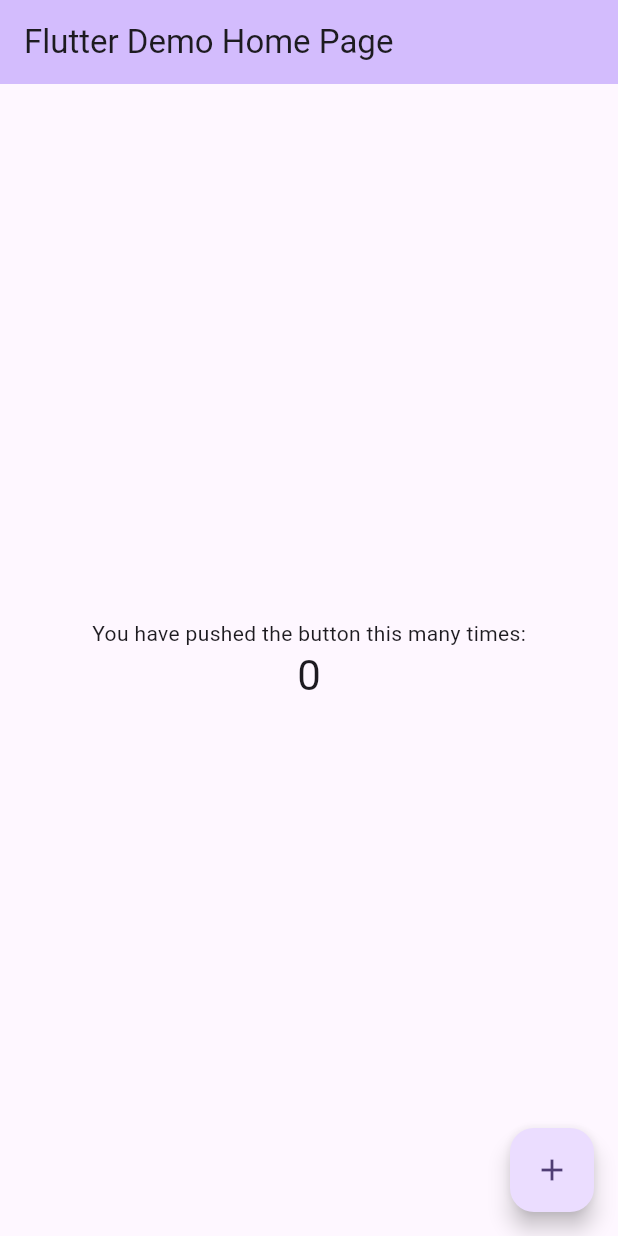
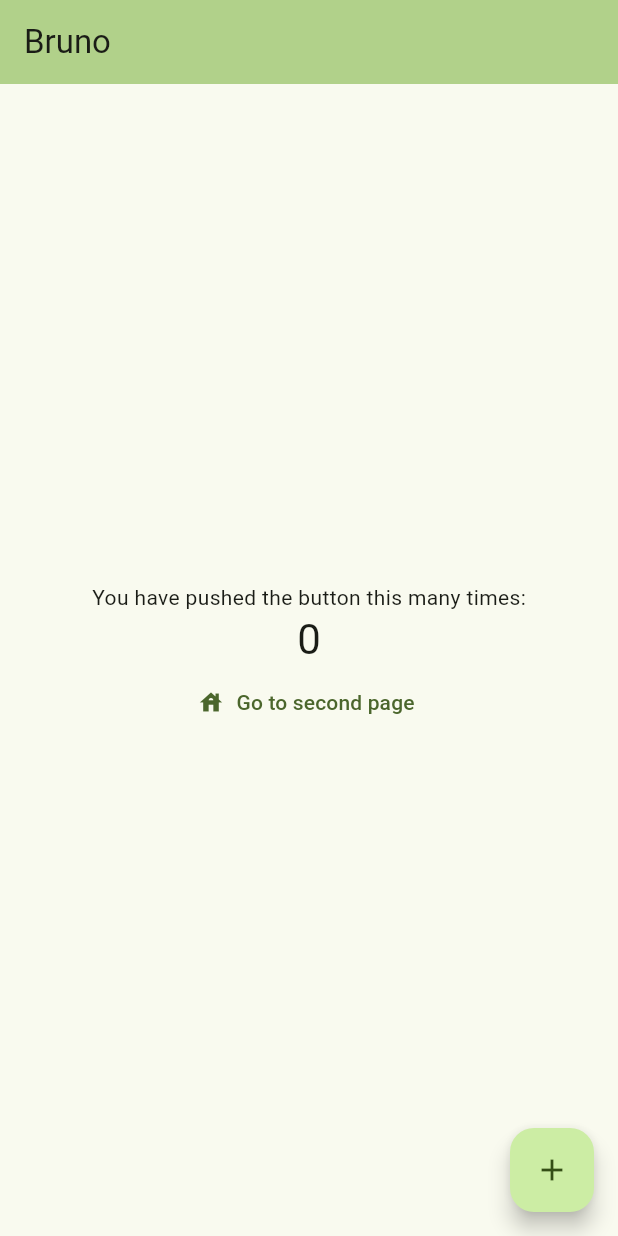
Before and after one commit to Relampago-Martins/learning-flutter, a Flutter app: the screen it shows after launch, on a phone screen of 412 x 824 dp. Run offline on Flutter 3.47's test engine with Material 3 defaults, Android fonts, the phone set to English and light mode, and no system bars.

Commit message:
feat: :sparkles: Testando routers do flutter.

```diff
--- a/primeiro_projeto/lib/main.dart
+++ b/primeiro_projeto/lib/main.dart
@@ -1,4 +1,6 @@
 import 'package:flutter/material.dart';
+import 'package:primeiro_projeto/pages/my_home_page.dart';
+import 'package:primeiro_projeto/pages/second.dart';
 
 void main() {
   runApp(const MyApp());
@@ -7,119 +9,21 @@ void main() {
 class MyApp extends StatelessWidget {
   const MyApp({super.key});
 
-  // This widget is the root of your application.
   @override
   Widget build(BuildContext context) {
     return MaterialApp(
+      routes: {
+        '/': (context) => const MyHomePage(title: 'Bruno'),
+        '/second': (context) => const SecondPage(),
+        '/third': (context) => const SecondPage(),
+      },
+      initialRoute: '/',
       title: 'Flutter Demo',
       theme: ThemeData(
-        // This is the theme of your application.
-        //
-        // TRY THIS: Try running your application with "flutter run". You'll see
-        // the application has a purple toolbar. Then, without quitting the app,
-        // try changing the seedColor in the colorScheme below to Colors.green
-        // and then invoke "hot reload" (save your changes or press the "hot
-        // reload" button in a Flutter-supported IDE, or press "r" if you used
-        // the command line to start the app).
-        //
-        // Notice that the counter didn't reset back to zero; the application
-        // state is not lost during the reload. To reset the state, use hot
-        // restart instead.
-        //
-        // This works for code too, not just values: Most code changes can be
-        // tested with just a hot reload.
-        colorScheme: ColorScheme.fromSeed(seedColor: Colors.deepPurple),
+        colorScheme: ColorScheme.fromSeed(seedColor: Colors.lightGreen),
         useMaterial3: true,
       ),
-      home: const MyHomePage(title: 'Flutter Demo Home Page'),
+      // home: const MyHomePage(title: 'Flutter Demo Home Page'),
     );
   }
 }
-
-class MyHomePage extends StatefulWidget {
-  const MyHomePage({super.key, required this.title});
-
-  // This widget is the home page of your application. It is stateful, meaning
-  // that it has a State object (defined below) that contains fields that affect
-  // how it looks.
-
-  // This class is the configuration for the state. It holds the values (in this
-  // case the title) provided by the parent (in this case the App widget) and
-  // used by the build method of the State. Fields in a Widget subclass are
-  // always marked "final".
-
-  final String title;
-
-  @override
-  State<MyHomePage> createState() => _MyHomePageState();
-}
-
-class _MyHomePageState extends State<MyHomePage> {
-  int _counter = 0;
-
-  void _incrementCounter() {
-    setState(() {
-      // This call to setState tells the Flutter framework that something has
-      // changed in this State, which causes it to rerun the build method below
-      // so that the display can reflect the updated values. If we changed
-      // _counter without calling setState(), then the build method would not be
-      // called again, and so nothing would appear to happen.
-      _counter++;
-    });
-  }
-
-  @override
-  Widget build(BuildContext context) {
-    // This method is rerun every time setState is called, for instance as done
-    // by the _incrementCounter method above.
-    //
-    // The Flutter framework has been optimized to make rerunning build methods
-    // fast, so that you can just rebuild anything that needs updating rather
-    // than having to individually change instances of widgets.
-    return Scaffold(
-      appBar: AppBar(
-        // TRY THIS: Try changing the color here to a specific color (to
-        // Colors.amber, perhaps?) and trigger a hot reload to see the AppBar
-        // change color while the other colors stay the same.
-        backgroundColor: Theme.of(context).colorScheme.inversePrimary,
-        // Here we take the value from the MyHomePage object that was created by
-        // the App.build method, and use it to set our appbar title.
-        title: Text(widget.title),
-      ),
-      body: Center(
-        // Center is a layout widget. It takes a single child and positions it
-        // in the middle of the parent.
-        child: Column(
-          // Column is also a layout widget. It takes a list of children and
-          // arranges them vertically. By default, it sizes itself to fit its
-          // children horizontally, and tries to be as tall as its parent.
-          //
-          // Column has various properties to control how it sizes itself and
-          // how it positions its children. Here we use mainAxisAlignment to
-          // center the children vertically; the main axis here is the vertical
-          // axis because Columns are vertical (the cross axis would be
-          // horizontal).
-          //
-          // TRY THIS: Invoke "debug painting" (choose the "Toggle Debug Paint"
-          // action in the IDE, or press "p" in the console), to see the
-          // wireframe for each widget.
-          mainAxisAlignment: MainAxisAlignment.center,
-          children: <Widget>[
-            const Text(
-              'You have pushed the button this many times:',
-            ),
-            Text(
-              '$_counter',
-              style: Theme.of(context).textTheme.headlineMedium,
-            ),
-          ],
-        ),
-      ),
-      floatingActionButton: FloatingActionButton(
-        onPressed: _incrementCounter,
-        tooltip: 'Increment',
-        child: const Icon(Icons.add),
-      ), // This trailing comma makes auto-formatting nicer for build methods.
-    );
-  }
-}
--- /dev/null
+++ b/primeiro_projeto/lib/pages/my_home_page.dart
@@ -0,0 +1,70 @@
+import 'package:flutter/material.dart';
+
+class MyHomePage extends StatefulWidget {
+  final String title;
+
+  const MyHomePage({super.key, required this.title});
+
+  @override
+  State<MyHomePage> createState() => _MyHomePageState();
+}
+
+class _MyHomePageState extends State<MyHomePage> {
+  int _counter = 0;
+  late final TextEditingController _controller;
+
+  @override
+  Widget build(BuildContext context) {
+    return Scaffold(
+      appBar: AppBar(
+        backgroundColor: Theme.of(context).colorScheme.inversePrimary,
+        title: Text(widget.title),
+      ),
+      body: Center(
+        child: Column(
+          mainAxisAlignment: MainAxisAlignment.center,
+          children: <Widget>[
+            const Text(
+              'You have pushed the button this many times:',
+            ),
+            Text(
+              '$_counter',
+              style: Theme.of(context).textTheme.headlineMedium,
+            ),
+            TextButton.icon(
+                label: const Text('Go to second page'),
+                onPressed: () {
+                  Navigator.pushNamed(context, '/second');
+                },
+                icon: const Icon(Icons.house_sharp)),
+          ],
+        ),
+      ),
+      floatingActionButton: FloatingActionButton(
+        onPressed: _incrementCounter,
+        tooltip: 'Increment',
+        child: const Icon(Icons.add),
+      ),
+    );
+  }
+
+  @override
+  void dispose() {
+    _controller.dispose();
+    super.dispose();
+  }
+
+  @override
+  void initState() {
+    super.initState();
+    _controller = TextEditingController(
+      text: widget.title,
+    );
+  }
+
+  void _incrementCounter() {
+    setState(() {
+      _counter++;
+    });
+  }
+}
```
Also changed, not shown: primeiro_projeto/lib/pages/second.dart (added, +46 -0 lines), 1 other file.
